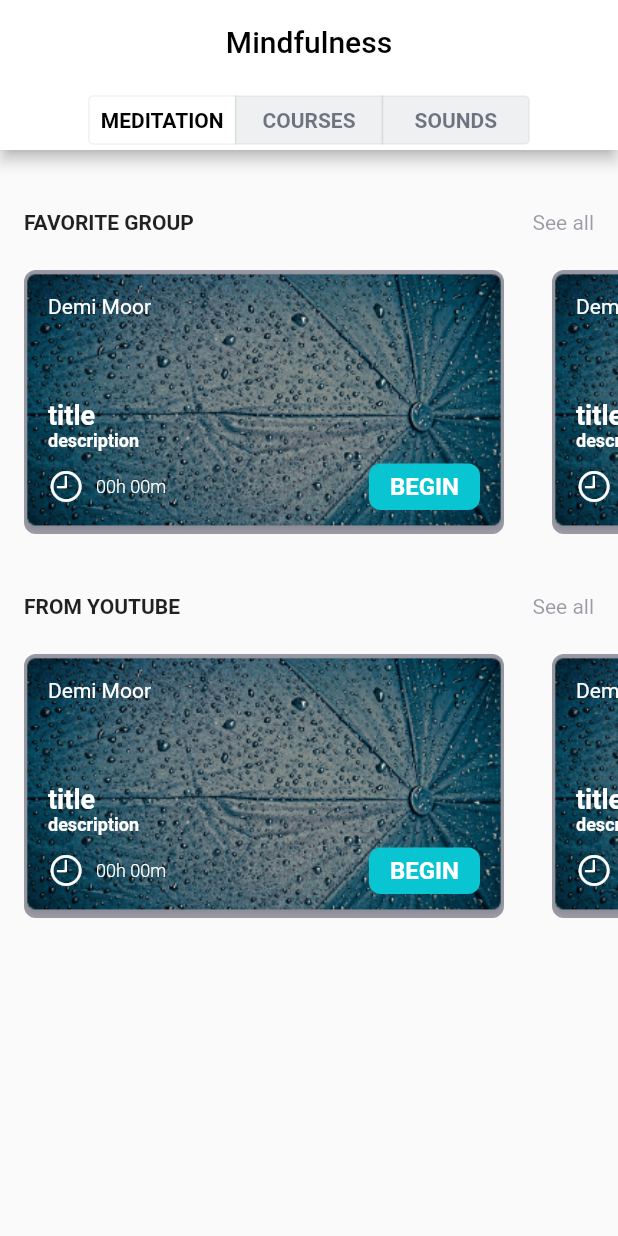
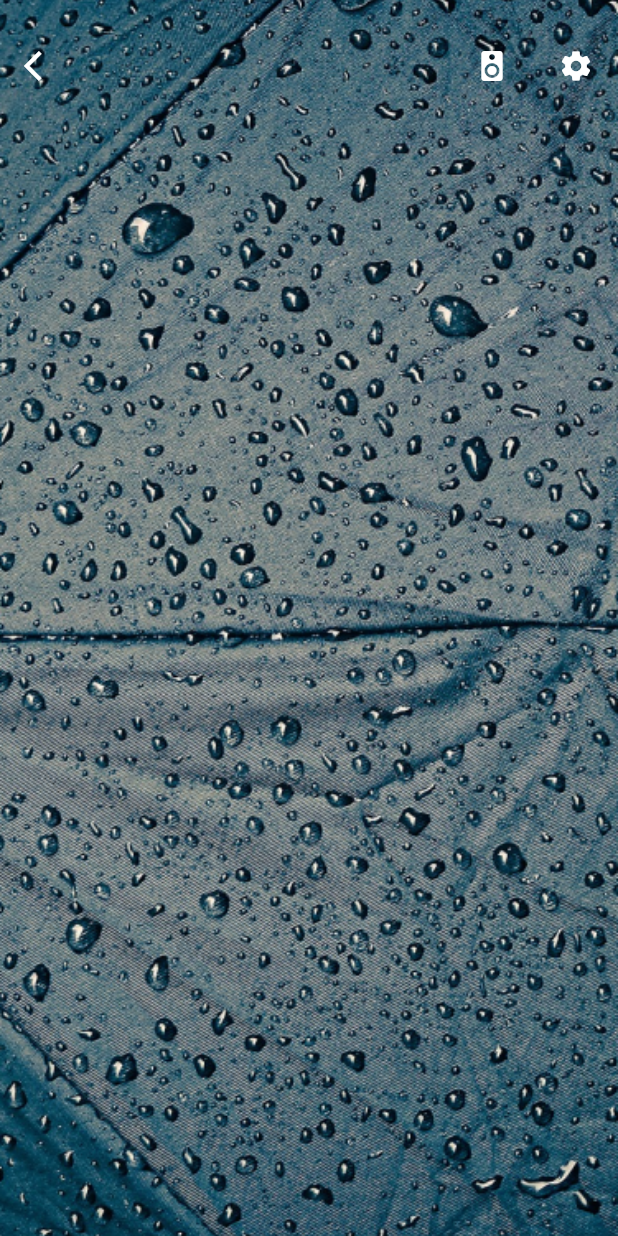
Before and after one commit to ViktorJasch/audio_player, a Flutter app: the screen it shows after launch, after a tap on "Demi Moor", on a phone screen of 412 x 824 dp. Run offline on Flutter 3.47's test engine with Material 2 defaults, Android fonts, the phone set to English and light mode, and no system bars.

Commit message:
Добавил заглушку фона, накидал общую верстку и логику экрана прослушивани аудиозаписи

```diff
--- a/lib/presentation/audio_collections/audio_group_horizontal_list.dart
+++ b/lib/presentation/audio_collections/audio_group_horizontal_list.dart
@@ -1,7 +1,8 @@
 import 'package:audio_player/presentation/audio_collections/audio_group_item.dart';
 import 'package:audio_player/presentation/audio_collections/ui_models/audio_group_ui.dart';
 import 'package:audio_player/presentation/audio_collections/ui_models/audio_item_ui.dart';
-import 'package:flutter/cupertino.dart';
+import 'package:audio_player/presentation/audio_listening_screen/audio_listening_screen.dart';
+import 'package:flutter/material.dart';
 
 class AudioGroupHorizontalList extends StatelessWidget {
   final AudioGroupUi audioGroupUi;
@@ -87,7 +88,12 @@ class _HorizontalListItem extends StatelessWidget {
       child: AudioGroupItem(
         item: item,
         onBeginPress: () => print('onBeginPressed!!!'),
-        onItemTap: () => print('onItemTaaap!!!'),
+        onItemTap: () => Navigator.push(
+          context,
+          MaterialPageRoute(builder: (context) => AudioListeningScreen(
+            item: item,
+          ))
+        ),
       )
     );
   }
--- a/lib/presentation/audio_collections/audio_group_item.dart
+++ b/lib/presentation/audio_collections/audio_group_item.dart
@@ -22,7 +22,7 @@ class AudioGroupItem extends StatelessWidget {
         padding: EdgeInsets.all(16),
         decoration: BoxDecoration(
           image: DecorationImage(
-            image: ExactAssetImage('assets/background.png', scale: 3),
+            image: AssetImage('assets/background.png'),
             fit: BoxFit.cover
           ),
           borderRadius: BorderRadius.all(Radius.circular(8)),
--- /dev/null
+++ b/lib/presentation/audio_listening_screen/audio_listening_screen.dart
@@ -0,0 +1,64 @@
+import 'package:audio_player/presentation/audio_collections/ui_models/audio_item_ui.dart';
+import 'package:flutter/material.dart';
+
+class AudioListeningScreen extends StatelessWidget {
+  final Image background;
+  final AudioItemUi item;
+
+  AudioListeningScreen({this.background, this.item});
+
+  @override
+  Widget build(BuildContext context) {
+    return Container(
+        decoration: BoxDecoration(
+            image: DecorationImage(
+                image: AssetImage('assets/background2.png'),
+                fit: BoxFit.cover)),
+        child: Scaffold(
+          backgroundColor: Colors.transparent,
+          appBar: PreferredSize(
+              child: Padding(
+                padding: const EdgeInsets.only(top: 32),
+                child: _FullyTransparentAppBar(),
+              ),
+              preferredSize: Size.fromHeight(56)),
+          body: Container(
+            alignment: Alignment.center,
+            padding: EdgeInsets.only(top: 72),
+          ),
+        ));
+  }
+}
+
+class _FullyTransparentAppBar extends StatelessWidget {
+  @override
+  Widget build(BuildContext context) {
+    return Container(
+      alignment: Alignment.center,
+      padding: EdgeInsets.symmetric(horizontal: 16),
+      child: Row(
+        children: <Widget>[
+          InkWell(
+            onTap: () => Navigator.pop(context),
+            child: Icon(
+              Icons.arrow_back_ios,
+              color: Colors.white,
+            ),
+          ),
+          Spacer(),
+          Icon(
+            Icons.speaker,
+            color: Colors.white,
+          ),
+          SizedBox(
+            width: 32,
+          ),
+          Icon(
+            Icons.settings,
+            color: Colors.white,
+          )
+        ],
+      ),
+    );
+  }
+}
--- a/pubspec.yaml
+++ b/pubspec.yaml
@@ -20,3 +20,4 @@ flutter:
   uses-material-design: true
   assets:
     - assets/background.png
+    - assets/background2.png
```
Also changed, not shown: assets/background2.png (added).
